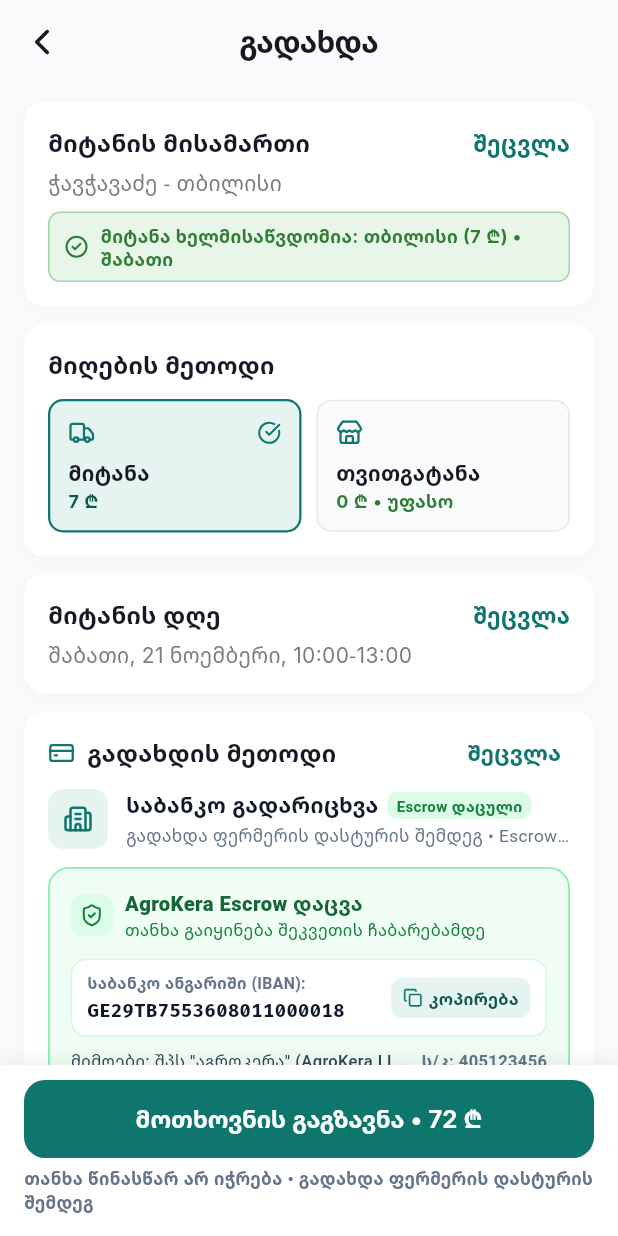
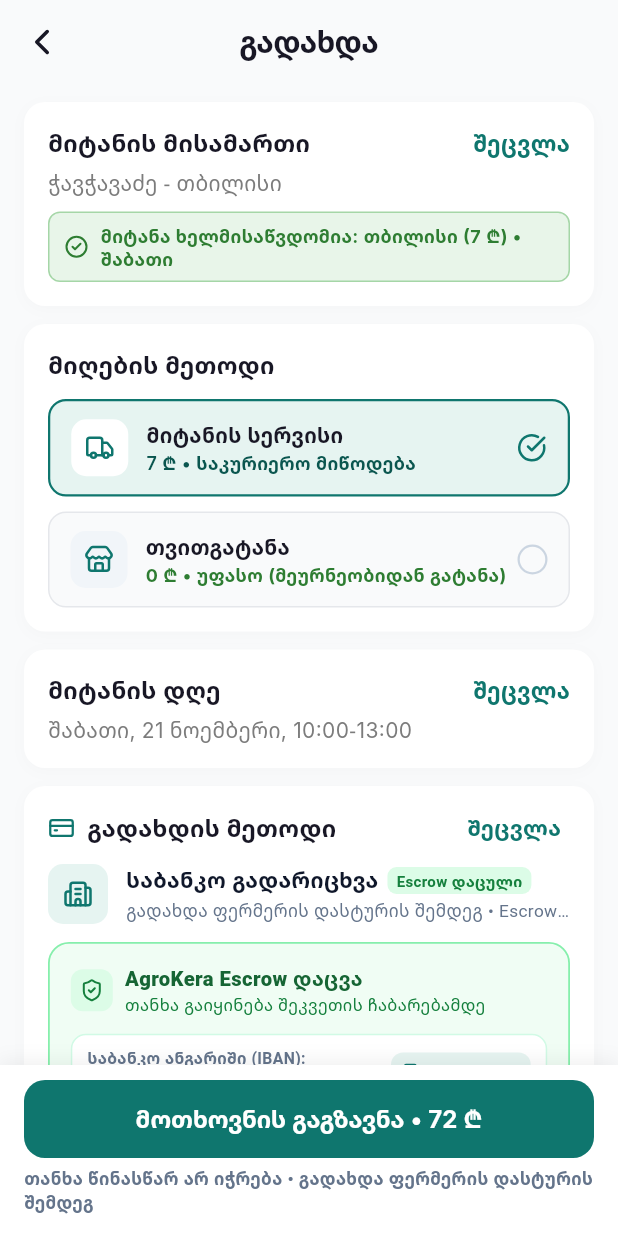
Before and after one commit to Sanchoka19/AgroKera, a Flutter app: the CheckoutScreen screen opened directly, on a phone screen of 412 x 824 dp. Run offline on Flutter 3.47's test engine with Material 3 defaults, Android fonts, the phone set to English and light mode, and no system bars; our stand-ins replace dio, firebase_core, firebase_messaging, flutter_local_notifications, flutter_map, flutter_riverpod and 7 more; accounts and stored records are empty; network calls fail; Roboto replaces fonts that are missing (Noto Sans Georgian).

Commit message:
feat(checkout): redesign delivery and pickup cards to full-width horizontal rows

```diff
--- a/lib/features/cart_checkout/presentation/screens/checkout_screen.dart
+++ b/lib/features/cart_checkout/presentation/screens/checkout_screen.dart
@@ -928,11 +928,9 @@ class _CheckoutScreenState extends ConsumerState<CheckoutScreen> {
                     ),
                   ],
                   const SizedBox(height: 12),
-                  Row(
-                    children: [
-                      // Delivery option
-                      Expanded(
-                        child: GestureDetector(
+                  // Delivery Options (Full Horizontal Cards)
+                  // 1. Delivery Service (საკურიერო მიტანა)
+                  GestureDetector(
                     onTap: isWeightExceeded
                         ? () {
                             AppToast.warning(
@@ -941,8 +939,7 @@ class _CheckoutScreenState extends ConsumerState<CheckoutScreen> {
                             );
                           }
                         : (isCovered
-                                  ? () =>
-                                      setState(() => _isPickupSelected = false)
+                            ? () => setState(() => _isPickupSelected = false)
                             : () {
                                 AppToast.warning(
                                   context,
@@ -950,15 +947,18 @@ class _CheckoutScreenState extends ConsumerState<CheckoutScreen> {
                                 );
                               }),
                     child: Opacity(
-                            opacity:
-                                (!isWeightExceeded && isCovered) ? 1.0 : 0.45,
+                      opacity: (!isWeightExceeded && isCovered) ? 1.0 : 0.45,
                       child: Container(
-                              padding: const EdgeInsets.all(12),
+                        width: double.infinity,
+                        padding: const EdgeInsets.symmetric(
+                          horizontal: 14,
+                          vertical: 12,
+                        ),
                         decoration: BoxDecoration(
                           color: (!isPickup && isCovered)
                               ? AppColors.primaryLight
                               : const Color(0xFFF9FAFB),
-                                borderRadius: BorderRadius.circular(10),
+                          borderRadius: BorderRadius.circular(12),
                           border: Border.all(
                             color: (!isPickup && isCovered)
                                 ? AppColors.primary
@@ -966,68 +966,92 @@ class _CheckoutScreenState extends ConsumerState<CheckoutScreen> {
                             width: (!isPickup && isCovered) ? 1.5 : 1,
                           ),
                         ),
+                        child: Row(
+                          children: [
+                            Container(
+                              padding: const EdgeInsets.all(9),
+                              decoration: BoxDecoration(
+                                color: (!isPickup && isCovered)
+                                    ? Colors.white
+                                    : const Color(0xFFF1F5F9),
+                                borderRadius: BorderRadius.circular(10),
+                              ),
+                              child: const Icon(
+                                LucideIcons.truck,
+                                size: 20,
+                                color: AppColors.primary,
+                              ),
+                            ),
+                            const SizedBox(width: 12),
+                            Expanded(
                               child: Column(
                                 crossAxisAlignment: CrossAxisAlignment.start,
                                 children: [
-                                  Row(
-                                    mainAxisAlignment:
-                                        MainAxisAlignment.spaceBetween,
-                                    children: [
-                                      const Icon(
-                                        LucideIcons.truck,
-                                        size: 18,
-                                        color: AppColors.primary,
+                                  Text(
+                                    'მიტანის სერვისი',
+                                    style: AppTypography.bodyMedium.copyWith(
+                                      fontSize: 14,
+                                      fontWeight: FontWeight.w700,
+                                      color: AppColors.textPrimary,
+                                    ),
+                                  ),
+                                  const SizedBox(height: 2),
+                                  Text(
+                                    isWeightExceeded
+                                        ? '>250 კგ (შეუძლებელია)'
+                                        : (isCovered
+                                            ? '${matchedZone.value.toInt()} ₾ • საკურიერო მიწოდება'
+                                            : 'მიუწვდომელია ამ მისამართზე'),
+                                    style: AppTypography.caption.copyWith(
+                                      fontSize: 12,
+                                      fontWeight: FontWeight.w600,
+                                      color: isCovered && !isWeightExceeded
+                                          ? AppColors.primaryDark
+                                          : AppColors.textSecondary,
+                                    ),
+                                  ),
+                                ],
+                              ),
                             ),
                             if (!isPickup && isCovered)
                               const Icon(
                                 LucideIcons.checkCircle,
-                                          size: 16,
+                                size: 20,
                                 color: AppColors.primary,
-                                        ),
-                                    ],
-                                  ),
-                                  const SizedBox(height: 8),
-                                  Text(
-                                    'მიტანა',
-                                    style: AppTypography.bodyMedium.copyWith(
-                                      fontSize: 14,
-                                      fontWeight: FontWeight.w700,
-                                      color: AppColors.textPrimary,
-                                    ),
-                                  ),
-                                  const SizedBox(height: 2),
-                                  Text(
-                                    isWeightExceeded
-                                        ? '>250 კგ (შეუძლებელია)'
-                                        : (isCovered
-                                            ? '${matchedZone.value.toInt()} ₾'
-                                            : 'მიუწვდომელია'),
-                                    style: AppTypography.caption.copyWith(
-                                      fontSize: 12,
-                                      fontWeight: FontWeight.w700,
-                                      color: isCovered
-                                          ? AppColors.primaryDark
-                                          : AppColors.textSecondary,
-                                    ),
-                                  ),
-                                ],
-                              ),
-                            ),
-                          ),
-                        ),
-                      ),
-                      const SizedBox(width: 10),
-                      // Self-pickup option
-                      Expanded(
-                        child: GestureDetector(
+                              )
+                            else
+                              Container(
+                                width: 20,
+                                height: 20,
+                                decoration: BoxDecoration(
+                                  shape: BoxShape.circle,
+                                  border: Border.all(
+                                    color: const Color(0xFFCBD5E1),
+                                    width: 1.5,
+                                  ),
+                                ),
+                              ),
+                          ],
+                        ),
+                      ),
+                    ),
+                  ),
+                  const SizedBox(height: 10),
+
+                  // 2. Self-Pickup Option (თვითგატანა)
+                  GestureDetector(
                     onTap: () => setState(() => _isPickupSelected = true),
                     child: Container(
-                            padding: const EdgeInsets.all(12),
+                      width: double.infinity,
+                      padding: const EdgeInsets.symmetric(
+                        horizontal: 14,
+                        vertical: 12,
+                      ),
                       decoration: BoxDecoration(
                         color: isPickup
                             ? AppColors.primaryLight
                             : const Color(0xFFF9FAFB),
-                              borderRadius: BorderRadius.circular(10),
+                        borderRadius: BorderRadius.circular(12),
                         border: Border.all(
                           color: isPickup
                               ? AppColors.primary
@@ -1035,75 +1059,105 @@ class _CheckoutScreenState extends ConsumerState<CheckoutScreen> {
                           width: isPickup ? 1.5 : 1,
                         ),
                       ),
+                      child: Row(
+                        children: [
+                          Container(
+                            padding: const EdgeInsets.all(9),
+                            decoration: BoxDecoration(
+                              color: isPickup
+                                  ? Colors.white
+                                  : const Color(0xFFF1F5F9),
+                              borderRadius: BorderRadius.circular(10),
+                            ),
+                            child: const Icon(
+                              LucideIcons.store,
+                              size: 20,
+                              color: AppColors.primary,
+                            ),
+                          ),
+                          const SizedBox(width: 12),
+                          Expanded(
                             child: Column(
                               crossAxisAlignment: CrossAxisAlignment.start,
                               children: [
-                                Row(
-                                  mainAxisAlignment:
-                                      MainAxisAlignment.spaceBetween,
-                                  children: [
-                                    const Icon(
-                                      LucideIcons.store,
-                                      size: 18,
-                                      color: AppColors.primary,
+                                Text(
+                                  'თვითგატანა',
+                                  style: AppTypography.bodyMedium.copyWith(
+                                    fontSize: 14,
+                                    fontWeight: FontWeight.w700,
+                                    color: AppColors.textPrimary,
+                                  ),
+                                ),
+                                const SizedBox(height: 2),
+                                Text(
+                                  '0 ₾ • უფასო (მეურნეობიდან გატანა)',
+                                  style: AppTypography.caption.copyWith(
+                                    fontSize: 12,
+                                    fontWeight: FontWeight.w700,
+                                    color: const Color(0xFF2E7D32),
+                                  ),
+                                ),
+                              ],
+                            ),
                           ),
                           if (isPickup)
                             const Icon(
                               LucideIcons.checkCircle,
-                                        size: 16,
+                              size: 20,
                               color: AppColors.primary,
-                                      ),
-                                  ],
-                                ),
-                                const SizedBox(height: 8),
-                                Text(
-                                  'თვითგატანა',
-                                  style: AppTypography.bodyMedium.copyWith(
-                                    fontSize: 14,
-                                    fontWeight: FontWeight.w700,
-                                    color: AppColors.textPrimary,
-                                  ),
-                                ),
-                                const SizedBox(height: 2),
-                                Text(
-                                  '0 ₾ • უფასო',
-                                  style: AppTypography.caption.copyWith(
-                                    fontSize: 12,
-                                    fontWeight: FontWeight.w700,
-                                    color: const Color(0xFF2E7D32),
-                                  ),
-                                ),
-                              ],
-                            ),
-                          ),
-                        ),
-                      ),
-                    ],
+                            )
+                          else
+                            Container(
+                              width: 20,
+                              height: 20,
+                              decoration: BoxDecoration(
+                                shape: BoxShape.circle,
+                                border: Border.all(
+                                  color: const Color(0xFFCBD5E1),
+                                  width: 1.5,
+                                ),
+                              ),
+                            ),
+                        ],
+                      ),
+                    ),
                   ),
                   if (isPickup) ...[
                     const SizedBox(height: 10),
-                    Row(
+                    Container(
+                      padding: const EdgeInsets.symmetric(
+                        horizontal: 12,
+                        vertical: 10,
+                      ),
+                      decoration: BoxDecoration(
+                        color: const Color(0xFFF0FDF4),
+                        borderRadius: BorderRadius.circular(10),
+                        border: Border.all(color: const Color(0xFFBBF7D0)),
+                      ),
+                      child: Row(
                         crossAxisAlignment: CrossAxisAlignment.start,
                         children: [
                           const Padding(
                             padding: EdgeInsets.only(top: 2),
                             child: Icon(
                               LucideIcons.mapPin,
-                            size: 14,
-                            color: AppColors.primary,
-                          ),
-                        ),
-                        const SizedBox(width: 6),
+                              size: 15,
+                              color: Color(0xFF16A34A),
+                            ),
+                          ),
+                          const SizedBox(width: 8),
                           Expanded(
                             child: Text(
                               'მეურნეობის ლოკაცია: ${farmer.farmName} — ${farmer.location}',
                               style: AppTypography.caption.copyWith(
                                 fontSize: 12,
-                              color: AppColors.textSecondary,
-                            ),
-                          ),
-                        ),
-                      ],
+                                fontWeight: FontWeight.w600,
+                                color: const Color(0xFF166534),
+                              ),
+                            ),
+                          ),
+                        ],
+                      ),
                     ),
                   ],
                 ],
```
Lines whose indentation alone changed are shown as unchanged.
